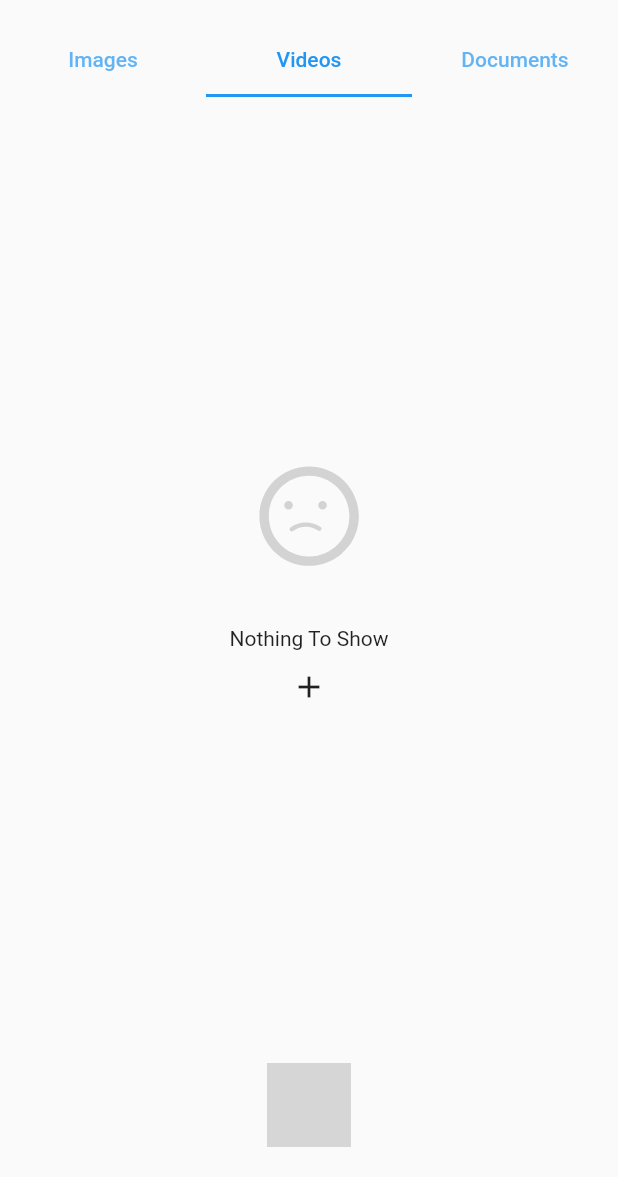
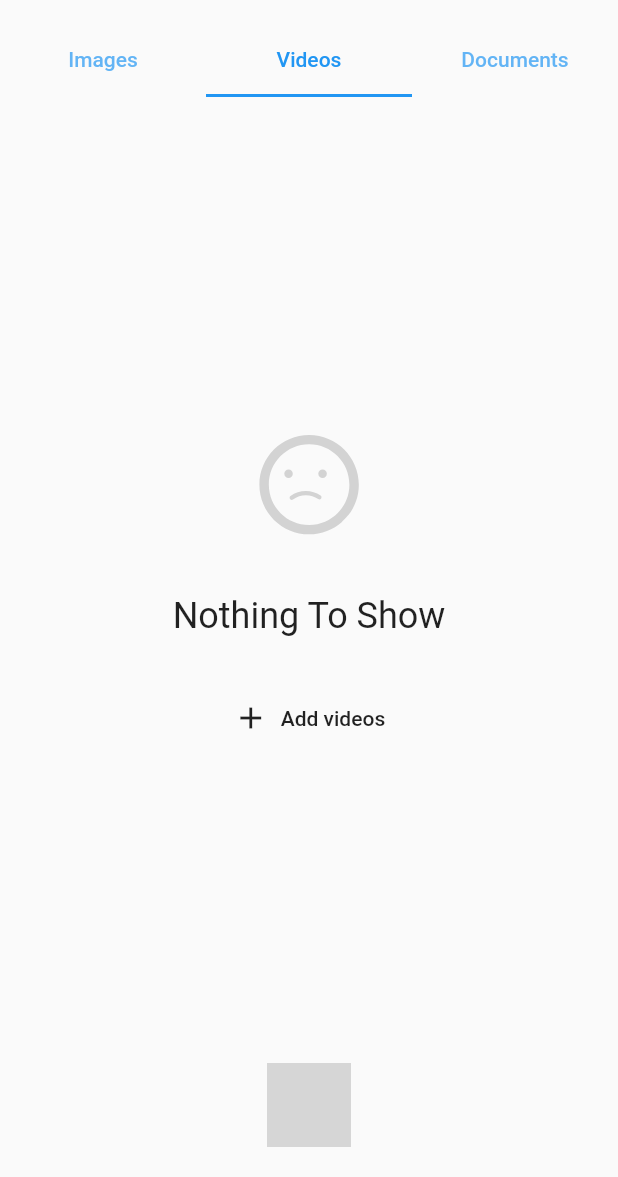
Before and after one commit to shyamexe/media-vault-flutter-bloc, a Flutter app: the screen it shows after launch, tab 2 chosen, on a phone screen of 412 x 824 dp, the part 59-1236 px from its top. Run offline on Flutter 3.47's test engine with Material 2 defaults, Android fonts, the light colour scheme and no system bars; our stand-ins replace bloc, equatable, file_picker, flutter_bloc, flutter_local_notifications, get_storage and 8 more; missing offline and left inert: animated_fab_button_menu, app_settings, saf; grey boxes are pictures that could not be loaded.

Commit message:
updates on some titile

```diff
--- a/lib/modules/dashboard/screens/widget/video_list.dart
+++ b/lib/modules/dashboard/screens/widget/video_list.dart
@@ -15,19 +15,23 @@ class VideoList extends StatelessWidget {
     return BlocBuilder<FileFinderBloc, FileFinderState>(
       builder: (context, state) {
         if (state is FileFinderLoaded) {
-          return state.videofiles.isNotEmpty? RefreshIndicator(
+          return state.videofiles.isNotEmpty
+              ? RefreshIndicator(
                   onRefresh: () async {
-              context.read<FileFinderBloc>().add(const LoadFileFinderEvent());
+                    context
+                        .read<FileFinderBloc>()
+                        .add(const LoadFileFinderEvent());
                   },
                   child: ListView.builder(
                     itemCount: state.videofiles.length,
                     padding: const EdgeInsets.all(30),
-              itemBuilder: (context, index) =>DocumentTileWidget(
+                    itemBuilder: (context, index) => DocumentTileWidget(
                       icon: Icons.movie_creation_outlined,
                       file: state.videofiles[index],
                     ),
                   ),
-          ): Center(
+                )
+              : Center(
                   child: Column(
                     mainAxisAlignment: MainAxisAlignment.center,
                     mainAxisSize: MainAxisSize.min,
@@ -38,12 +42,27 @@ class VideoList extends StatelessWidget {
                         child: Lottie.asset('assets/animations/nodata.json',
                             fit: BoxFit.fitHeight),
                       ),
-                      const Text('Nothing To Show'),
-                      IconButton(onPressed: () {
-                        context.read<EncriptBloc>().add( EncryptFilesEvent(type: FileType.video ,context: context));
-                      }, icon: const Icon(Icons.add)),
+                      Text(
+                        'Nothing To Show',
+                        style: Theme.of(context).textTheme.headlineSmall,
+                      ),
                       const SizedBox(
-                        height: 100,)
+                        height: 30,
+                      ),
+                      TextButton.icon(
+                        label: const Text('Add videos'),
+                        style: TextButton.styleFrom(
+                            foregroundColor:
+                                Theme.of(context).textTheme.titleLarge?.color),
+                        onPressed: () {
+                          context.read<EncriptBloc>().add(EncryptFilesEvent(
+                              type: FileType.video, context: context));
+                        },
+                        icon: const Icon(Icons.add),
+                      ),
+                      const SizedBox(
+                        height: 100,
+                      )
                     ],
                   ),
                 );
@@ -60,7 +79,8 @@ class VideoList extends StatelessWidget {
                   child: Lottie.asset('assets/animations/loding.json',
                       fit: BoxFit.fitHeight),
                 ),
-                if(state is FileFinderFailure && state.error!=null)Text(state.error??''),
+                if (state is FileFinderFailure && state.error != null)
+                  Text(state.error ?? ''),
                 IconButton(
                     onPressed: () {
                       context
```
Also changed, not shown: lib/modules/dashboard/screens/widget/doc_list.dart (+12 -2 lines), lib/modules/dashboard/screens/widget/image_list.dart (+12 -2 lines). Lines whose indentation alone changed are shown as unchanged.
